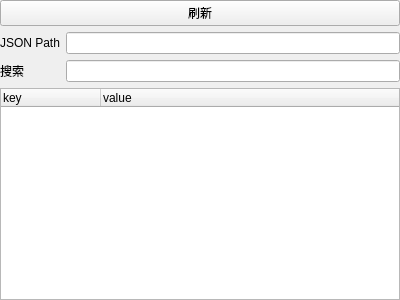
KnockHarder/browserbot, file ui/json_viewer_frame.ui: the form before one commit.
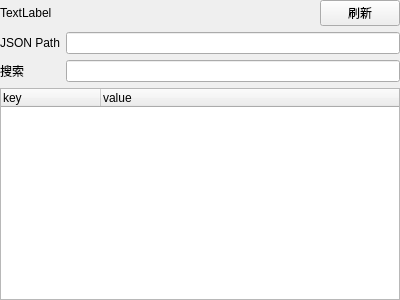
The form after the commit.

Commit message: json 工具优化；meesage box 加回调

Diff of the .ui file:
```diff
--- a/ui/json_viewer_frame.ui
+++ b/ui/json_viewer_frame.ui
@@ -30,15 +30,42 @@
     <number>0</number>
    </property>
    <item>
-    <layout class="QVBoxLayout" name="verticalLayout_4">
+    <widget class="QWidget" name="widget" native="true">
+     <layout class="QHBoxLayout" name="horizontalLayout_2">
+      <property name="leftMargin">
+       <number>0</number>
+      </property>
+      <property name="topMargin">
+       <number>0</number>
+      </property>
+      <property name="rightMargin">
+       <number>0</number>
+      </property>
+      <property name="bottomMargin">
+       <number>0</number>
+      </property>
+      <item>
+       <widget class="QLabel" name="message_label">
+        <property name="text">
+         <string>TextLabel</string>
+        </property>
+       </widget>
+      </item>
      <item>
       <widget class="QPushButton" name="refresh_btn">
+        <property name="maximumSize">
+         <size>
+          <width>80</width>
+          <height>16777215</height>
+         </size>
+        </property>
        <property name="text">
         <string>刷新</string>
        </property>
       </widget>
      </item>
     </layout>
+    </widget>
    </item>
    <item>
     <layout class="QFormLayout" name="formLayout">
```
Left out of the diff: 29 changed lines with no effect on the pictures. Lines whose indentation alone changed are shown as unchanged. The commit also changes 2 other files.
